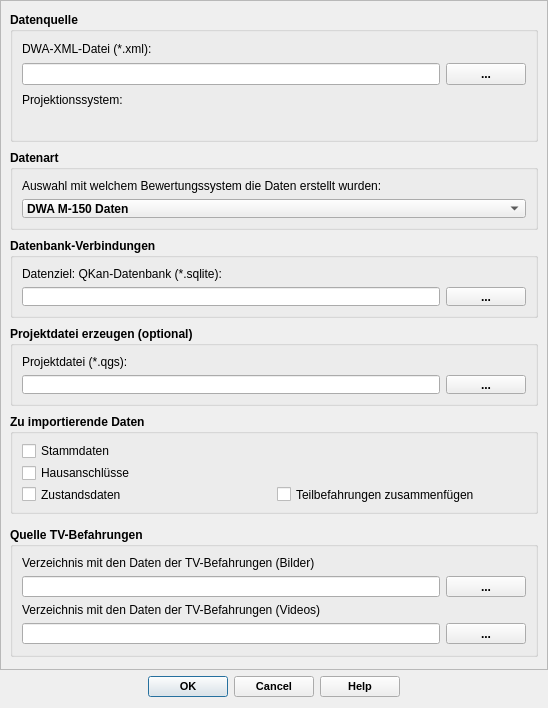
Before: the Qt Designer form qkan/m150porter/res/xml_import_dialog_base.ui in SonkeHoffmann/QKan-1, drawn with Qt 5.
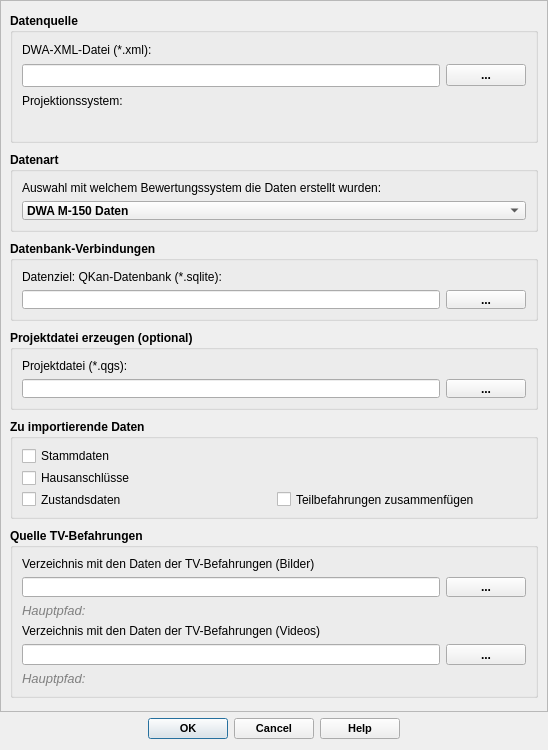
After: the same form once the commit is applied. Custom widgets are drawn as their Qt base class.

The edit to the form file:
```diff
--- a/qkan/m150porter/res/xml_import_dialog_base.ui
+++ b/qkan/m150porter/res/xml_import_dialog_base.ui
@@ -7,7 +7,7 @@
     <x>0</x>
     <y>0</y>
     <width>548</width>
-    <height>708</height>
+    <height>750</height>
    </rect>
   </property>
   <property name="minimumSize">
@@ -19,7 +19,7 @@
   <property name="maximumSize">
    <size>
     <width>16777215</width>
-    <height>720</height>
+    <height>750</height>
    </size>
   </property>
   <property name="windowTitle">
@@ -55,12 +55,18 @@
         <x>0</x>
         <y>0</y>
         <width>546</width>
-        <height>660</height>
+        <height>710</height>
        </rect>
       </property>
       <layout class="QVBoxLayout" name="verticalLayout_3">
        <item>
         <widget class="QGroupBox" name="groupBox_3">
+         <property name="sizePolicy">
+          <sizepolicy hsizetype="Preferred" vsizetype="Preferred">
+           <horstretch>0</horstretch>
+           <verstretch>0</verstretch>
+          </sizepolicy>
+         </property>
          <property name="minimumSize">
           <size>
            <width>0</width>
@@ -75,6 +81,7 @@
          </property>
          <property name="font">
           <font>
+           <family>Tahoma</family>
            <weight>75</weight>
            <bold>true</bold>
           </font>
@@ -116,6 +123,7 @@
               <property name="font">
                <font>
                 <family>Tahoma</family>
+                <pointsize>10</pointsize>
                 <weight>50</weight>
                 <bold>false</bold>
                </font>
@@ -301,6 +309,7 @@
               <property name="font">
                <font>
                 <family>Tahoma</family>
+                <pointsize>10</pointsize>
                 <weight>50</weight>
                 <bold>false</bold>
                </font>
@@ -330,6 +339,12 @@
        </item>
        <item>
         <widget class="QGroupBox" name="gb_projectfile">
+         <property name="sizePolicy">
+          <sizepolicy hsizetype="Preferred" vsizetype="Preferred">
+           <horstretch>0</horstretch>
+           <verstretch>0</verstretch>
+          </sizepolicy>
+         </property>
          <property name="minimumSize">
           <size>
            <width>0</width>
@@ -344,6 +359,7 @@
          </property>
          <property name="font">
           <font>
+           <family>Tahoma</family>
            <weight>75</weight>
            <bold>true</bold>
           </font>
@@ -385,6 +401,7 @@
               <property name="font">
                <font>
                 <family>Tahoma</family>
+                <pointsize>10</pointsize>
                 <weight>50</weight>
                 <bold>false</bold>
                </font>
@@ -414,6 +431,12 @@
        </item>
        <item>
         <widget class="QGroupBox" name="groupBox_6">
+         <property name="sizePolicy">
+          <sizepolicy hsizetype="Preferred" vsizetype="Preferred">
+           <horstretch>0</horstretch>
+           <verstretch>0</verstretch>
+          </sizepolicy>
+         </property>
          <property name="minimumSize">
           <size>
            <width>0</width>
@@ -428,6 +451,7 @@
          </property>
          <property name="font">
           <font>
+           <family>Tahoma</family>
            <weight>75</weight>
            <bold>true</bold>
           </font>
@@ -449,6 +473,7 @@
            <widget class="QCheckBox" name="cb_impStamm">
             <property name="font">
              <font>
+              <family>Tahoma</family>
               <weight>50</weight>
               <bold>false</bold>
              </font>
@@ -462,6 +487,7 @@
            <widget class="QCheckBox" name="cb_impAnschluesse">
             <property name="font">
              <font>
+              <family>Tahoma</family>
               <weight>50</weight>
               <bold>false</bold>
              </font>
@@ -477,6 +503,7 @@
              <widget class="QCheckBox" name="cb_zustand">
               <property name="font">
                <font>
+                <family>Tahoma</family>
                 <weight>50</weight>
                 <bold>false</bold>
                </font>
@@ -490,6 +517,7 @@
              <widget class="QCheckBox" name="cb_teilbefahrung">
               <property name="font">
                <font>
+                <family>Tahoma</family>
                 <weight>50</weight>
                 <bold>false</bold>
                </font>
@@ -505,21 +533,28 @@
         </widget>
        </item>
        <item>
-        <widget class="QGroupBox" name="groupBox_5">
+        <widget class="QGroupBox" name="groupBox_7">
+         <property name="sizePolicy">
+          <sizepolicy hsizetype="Preferred" vsizetype="Preferred">
+           <horstretch>0</horstretch>
+           <verstretch>0</verstretch>
+          </sizepolicy>
+         </property>
          <property name="minimumSize">
           <size>
            <width>0</width>
-           <height>130</height>
+           <height>170</height>
           </size>
          </property>
          <property name="maximumSize">
           <size>
            <width>16777215</width>
-           <height>120</height>
+           <height>170</height>
           </size>
          </property>
          <property name="font">
           <font>
+           <family>Tahoma</family>
            <weight>75</weight>
            <bold>true</bold>
           </font>
@@ -536,7 +571,10 @@
          <property name="checkable">
           <bool>false</bool>
          </property>
-         <layout class="QVBoxLayout" name="verticalLayout_8">
+         <layout class="QVBoxLayout" name="verticalLayout_8" stretch="0,0,0,0,0,0">
+          <property name="topMargin">
+           <number>9</number>
+          </property>
           <item>
            <widget class="QLabel" name="label_3">
             <property name="font">
@@ -561,12 +599,13 @@
               <property name="minimumSize">
                <size>
                 <width>0</width>
-                <height>20</height>
+                <height>0</height>
                </size>
               </property>
               <property name="font">
                <font>
                 <family>Tahoma</family>
+                <pointsize>10</pointsize>
                 <weight>50</weight>
                 <bold>false</bold>
                </font>
@@ -592,7 +631,35 @@
            </layout>
           </item>
           <item>
-           <widget class="QLabel" name="label_6">
+           <widget class="QLabel" name="lf_rootFotos">
+            <property name="font">
+             <font>
+              <family>Tahoma</family>
+              <pointsize>10</pointsize>
+              <weight>50</weight>
+              <italic>true</italic>
+              <bold>false</bold>
+             </font>
+            </property>
+            <property name="toolTip">
+             <string>&lt;html&gt;&lt;head/&gt;&lt;body&gt;&lt;p&gt;Hauptpfad zu den Verzeichnissen mit allen Fotos. Bearbeitung über QKan-Menü &amp;quot;Optionen&amp;quot;&lt;/p&gt;&lt;/body&gt;&lt;/html&gt;</string>
+            </property>
+            <property name="statusTip">
+             <string>Hauptpfad zu den Verzeichnissen mit allen Fotos. Bearbeitung über QKan-Menü &quot;Optionen&quot;</string>
+            </property>
+            <property name="styleSheet">
+             <string notr="true">color: rgb(128, 128, 128);</string>
+            </property>
+            <property name="text">
+             <string>Hauptpfad: </string>
+            </property>
+            <property name="alignment">
+             <set>Qt::AlignLeading|Qt::AlignLeft|Qt::AlignVCenter</set>
+            </property>
+           </widget>
+          </item>
+          <item>
+           <widget class="QLabel" name="label_10">
             <property name="font">
              <font>
               <family>Tahoma</family>
@@ -621,6 +688,7 @@
               <property name="font">
                <font>
                 <family>Tahoma</family>
+                <pointsize>10</pointsize>
                 <weight>50</weight>
                 <bold>false</bold>
                </font>
@@ -645,6 +713,34 @@
             </item>
            </layout>
           </item>
+          <item>
+           <widget class="QLabel" name="lf_rootVideos">
+            <property name="font">
+             <font>
+              <family>Tahoma</family>
+              <pointsize>10</pointsize>
+              <weight>50</weight>
+              <italic>true</italic>
+              <bold>false</bold>
+             </font>
+            </property>
+            <property name="toolTip">
+             <string>&lt;html&gt;&lt;head/&gt;&lt;body&gt;&lt;p&gt;Hauptpfad zu den Verzeichnissen mit allen Fotos. Bearbeitung über QKan-Menü &amp;quot;Optionen&amp;quot;&lt;/p&gt;&lt;/body&gt;&lt;/html&gt;</string>
+            </property>
+            <property name="statusTip">
+             <string>Hauptpfad zu den Verzeichnissen mit allen Fotos. Bearbeitung über QKan-Menü &quot;Optionen&quot;</string>
+            </property>
+            <property name="styleSheet">
+             <string notr="true">color: rgb(128, 128, 128);</string>
+            </property>
+            <property name="text">
+             <string>Hauptpfad: </string>
+            </property>
+            <property name="alignment">
+             <set>Qt::AlignLeading|Qt::AlignLeft|Qt::AlignVCenter</set>
+            </property>
+           </widget>
+          </item>
          </layout>
         </widget>
        </item>
```
Left out of the diff: 26 changed lines with no effect on the pictures.
